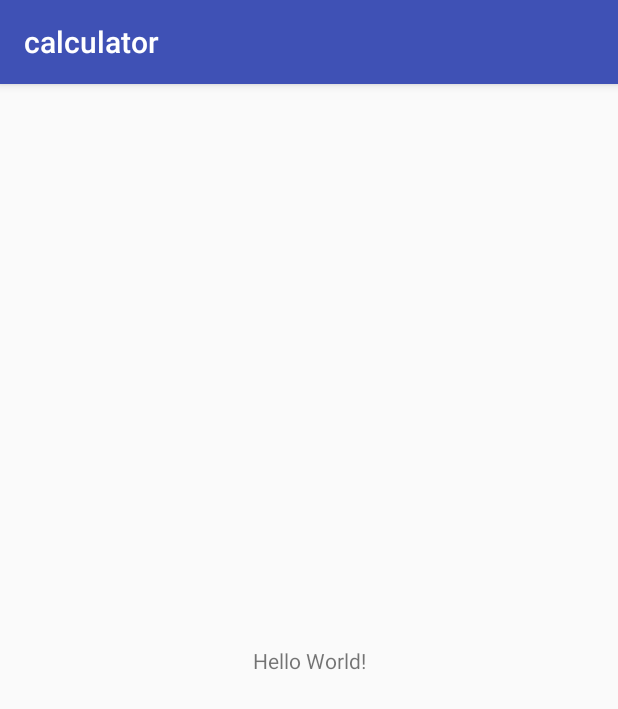
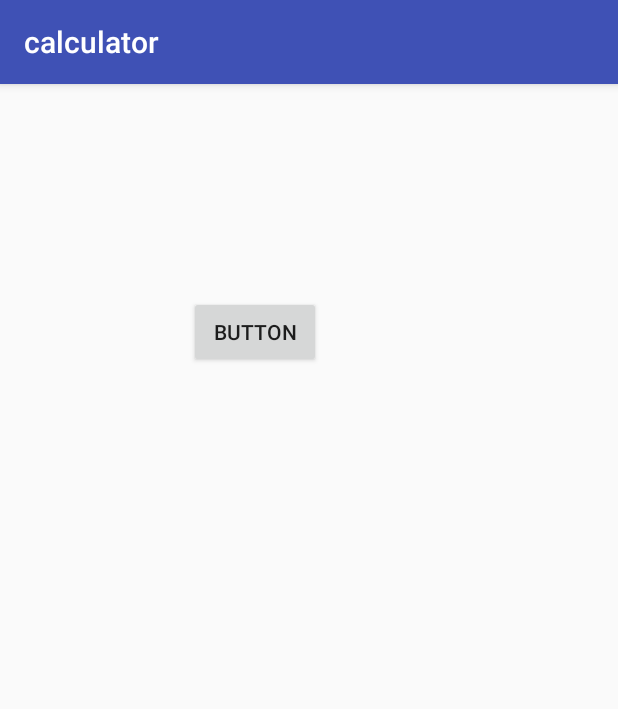
Before and after one commit to LucaPSD/Calculator, an Android app: the screen it shows after launch (MainActivity), on a phone screen of 412 x 824 dp. Shown: the top 709 px of the screen. Run offline under Robolectric (Android 15) with nearby library versions, the phone set to English and light mode, and no system bars.

Commit message:
EDIT ACTIVITY_MAIN UI DESIGN

```diff
--- a/app/src/main/res/layout/activity_main.xml
+++ b/app/src/main/res/layout/activity_main.xml
@@ -6,13 +6,15 @@
     android:layout_height="match_parent"
     tools:context=".MainActivity">
 
-    <TextView
+    <Button
+        android:id="@+id/button2"
         android:layout_width="wrap_content"
         android:layout_height="wrap_content"
-        android:text="Hello World!"
-        app:layout_constraintBottom_toBottomOf="parent"
-        app:layout_constraintLeft_toLeftOf="parent"
-        app:layout_constraintRight_toRightOf="parent"
+        android:layout_marginLeft="126dp"
+        android:layout_marginStart="126dp"
+        android:layout_marginTop="141dp"
+        android:text="Button"
+        app:layout_constraintStart_toStartOf="parent"
         app:layout_constraintTop_toTopOf="parent" />
 
 </android.support.constraint.ConstraintLayout>
```
